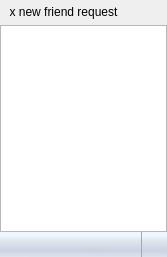
realXtend/tundra, file TelepathyIMModule/CommunicationUI/ui/FriendListWidget.ui: the form before one commit.
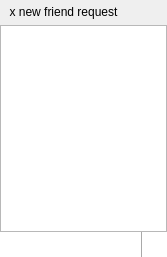
The form after the commit. Icons and pictures are not drawn.

```diff
--- a/TelepathyIMModule/CommunicationUI/ui/FriendListWidget.ui
+++ b/TelepathyIMModule/CommunicationUI/ui/FriendListWidget.ui
@@ -135,7 +135,6 @@
         </property>
         <property name="styleSheet">
          <string notr="true">QComboBox {
-	background-color: qlineargradient(spread:pad, x1:0.006, y1:0, x2:0, y2:1, stop:0.142045 rgba(240, 246, 255, 255), stop:0.295455 rgba(226, 233, 239, 255), stop:0.744318 rgba(204, 210, 225, 255), stop:1 rgba(222, 227, 236, 255));
 	border-radius: 0px;
 	min-height: 25px;
 	font: 10pt &quot;Estrangelo Edessa&quot;;
@@ -157,7 +156,6 @@
 	padding-top: 5px;
 	padding-bottom: 5px;
 	selection-background-color: rgb(222, 227, 236);
-	selection-color: rgb(0,0,0);
 }
 </string>
         </property>
```
